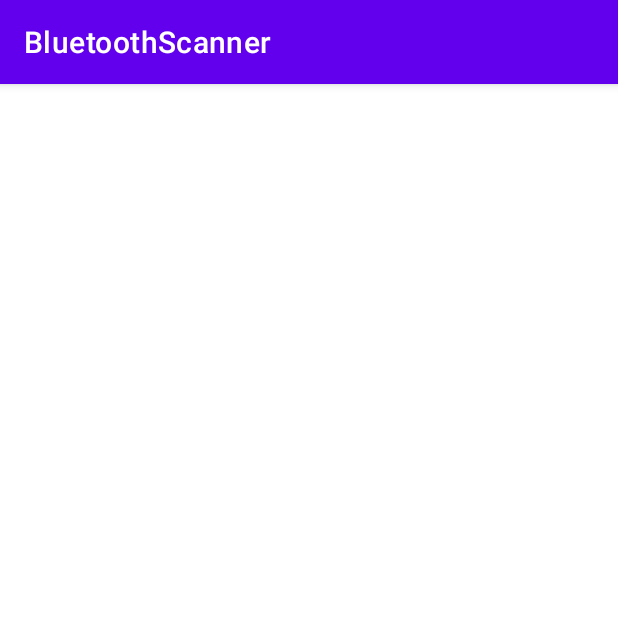
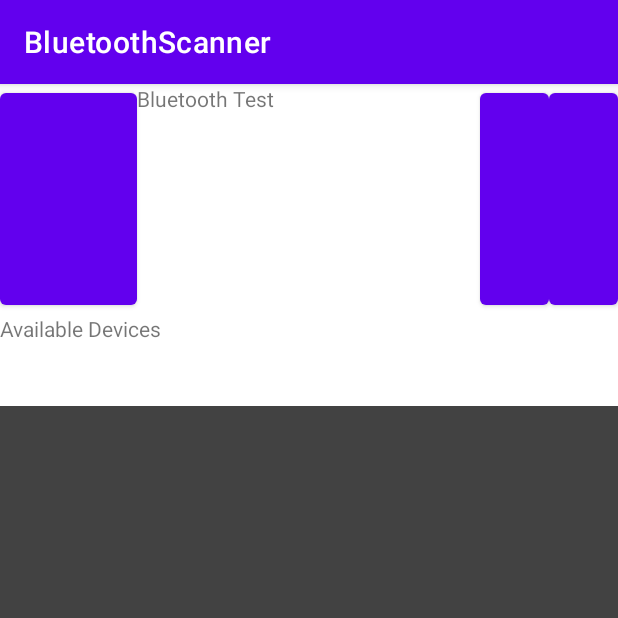
Before and after one commit to saulgoodman89/BluetoothScanner, an Android app: the screen it shows after launch (MainActivity), on a phone screen of 412 x 824 dp, the top half of it. Run offline under Robolectric (Android 15) with nearby library versions, the phone set to English and light mode, and no system bars.

Commit message:
Dialog 중간커밋

```diff
--- a/app/src/main/java/com/keg/bluetoothscanner/MainActivity.java
+++ b/app/src/main/java/com/keg/bluetoothscanner/MainActivity.java
@@ -9,6 +9,8 @@ public class MainActivity extends AppCompatActivity {
     @Override
     protected void onCreate(Bundle savedInstanceState) {
         super.onCreate(savedInstanceState);
-        setContentView(R.layout.activity_main);
+        setContentView(R.layout.ap6256_check_dialog);
     }
+
+
 }
--- a/app/src/main/res/layout/activity_main.xml
+++ b/app/src/main/res/layout/activity_main.xml
@@ -5,8 +5,5 @@
     android:layout_width="match_parent"
     android:layout_height="match_parent"
     tools:context=".MainActivity">
-    <fragment
-        android:id="@+id/scan_fragment"
-        android:layout_width="match_parent"
-        android:layout_height="match_parent"/>
+
 </LinearLayout>
--- /dev/null
+++ b/app/src/main/res/layout/ap6256_check_dialog.xml
@@ -0,0 +1,65 @@
+<?xml version="1.0" encoding="utf-8"?>
+<LinearLayout xmlns:android="http://schemas.android.com/apk/res/android"
+    android:layout_width="match_parent"
+    android:layout_height="match_parent"
+    android:orientation="vertical">
+
+    <LinearLayout
+        android:layout_width="match_parent"
+        android:layout_height="0dp"
+        android:layout_weight="2"
+        android:orientation="horizontal">
+
+        <Button
+            android:id="@+id/btn_scanner"
+            android:layout_width="0dp"
+            android:layout_height="match_parent"
+            android:layout_weight="2" />
+
+        <TextView
+            android:layout_width="0dp"
+            android:layout_height="match_parent"
+            android:layout_weight="4"
+            android:text="@string/bluetooth_test"/>
+
+        <TextView
+            android:layout_width="0dp"
+            android:layout_height="match_parent"
+            android:layout_weight="1"
+            android:text=""/>
+
+        <Button
+            android:id="@+id/btn_result_ok"
+            android:layout_width="0dp"
+            android:layout_height="match_parent"
+            android:layout_weight="1" />
+
+        <Button
+            android:id="@+id/btn_result_ng"
+            android:layout_width="0dp"
+            android:layout_height="match_parent"
+            android:layout_weight="1"/>
+    </LinearLayout>
+
+    <LinearLayout
+        android:layout_width="match_parent"
+        android:layout_height="0dp"
+        android:layout_weight="8"
+        android:orientation="vertical">
+
+        <TextView
+            android:layout_width="match_parent"
+            android:layout_height="0dp"
+            android:layout_weight="1"
+            android:text="@string/available_device"/>
+
+        <androidx.recyclerview.widget.RecyclerView
+            android:id="@+id/sanned_list"
+            android:layout_width="match_parent"
+            android:layout_height="0dp"
+            android:background="@color/cardview_dark_background"
+            android:layout_weight="9"/>
+
+    </LinearLayout>
+
+</LinearLayout>
--- a/app/src/main/res/values/strings.xml
+++ b/app/src/main/res/values/strings.xml
@@ -2,4 +2,8 @@
     <string name="app_name">BluetoothScanner</string>
     <!-- TODO: Remove or change this placeholder text -->
     <string name="hello_blank_fragment">Hello blank fragment</string>
+    <string name="bluetooth_test">Bluetooth Test</string>
+    <string name="wifi_test">Wifi Test</string>
+    <string name="select_result_txt">Result : </string>
+    <string name="available_device">Available Devices</string>
 </resources>
```
Also changed, not shown: app/src/main/java/com/keg/bluetoothscanner/AP6256Checker.java (added, +36 -0 lines), app/src/main/java/com/keg/bluetoothscanner/ScannedDevice.java (added, +30 -0 lines), app/src/main/java/com/keg/bluetoothscanner/WifiDialog.java (added, +16 -0 lines).
